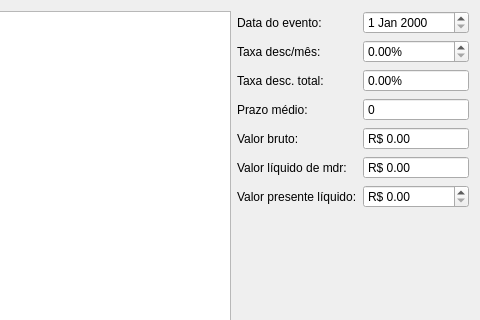
First picture: the form in ui/anteciparrecebimento.ui, repository darktorres/ERP-STACCATO, before the edit; both pictures show x 568 to 1048 and y 0 to 320 of the 1048 by 503 pixel window.
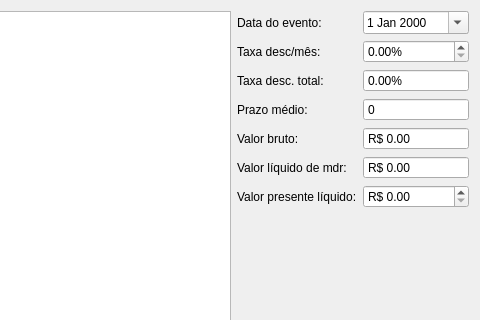
Second picture: the form after the edit. Custom widgets are drawn as their Qt base class.

```diff
--- a/ui/anteciparrecebimento.ui
+++ b/ui/anteciparrecebimento.ui
@@ -75,7 +75,11 @@
       </widget>
      </item>
      <item row="0" column="1">
-      <widget class="QDateEdit" name="dateEditEvento"/>
+      <widget class="QDateEdit" name="dateEditEvento">
+       <property name="calendarPopup">
+        <bool>true</bool>
+       </property>
+      </widget>
      </item>
      <item row="1" column="0">
       <widget class="QLabel" name="label">
```
